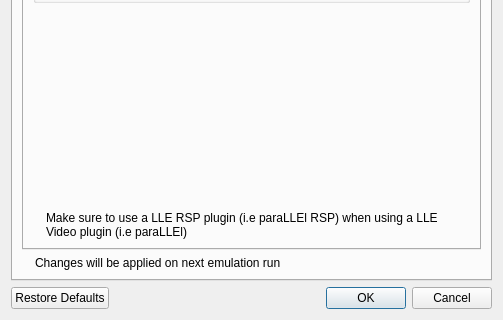
First picture: the form in Source/RMG/UserInterface/Dialog/SettingsDialog.ui, repository Rosalie241/RMG, before the edit; both pictures show x 0 to 503 and y 348 to 668 of the 503 by 668 pixel window.
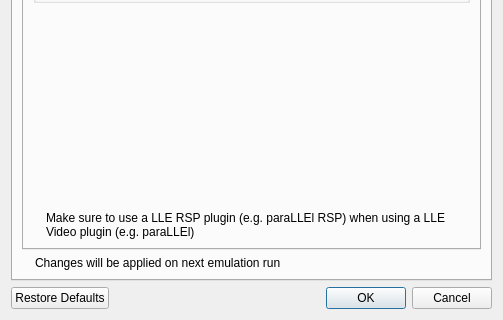
Second picture: the form after the edit. The open tabs and pages were chosen to show the change. Icons and pictures are not drawn. Custom widgets are drawn as their Qt base class.

Commit message: RMG: 'i.e' -> 'e.g.' in SettingsDialog

Diff of the .ui file:
```diff
--- a/Source/RMG/UserInterface/Dialog/SettingsDialog.ui
+++ b/Source/RMG/UserInterface/Dialog/SettingsDialog.ui
@@ -2524,7 +2524,7 @@
                     <number>1</number>
                    </property>
                    <property name="text">
-                    <string>Make sure to use a LLE RSP plugin (i.e paraLLEl RSP) when using a LLE Video plugin (i.e paraLLEl)</string>
+                    <string>Make sure to use a LLE RSP plugin (e.g. paraLLEl RSP) when using a LLE Video plugin (e.g. paraLLEl)</string>
                    </property>
                    <property name="textFormat">
                     <enum>Qt::TextFormat::PlainText</enum>
```
Left out of the diff: 2 changed lines with no effect on the pictures.
